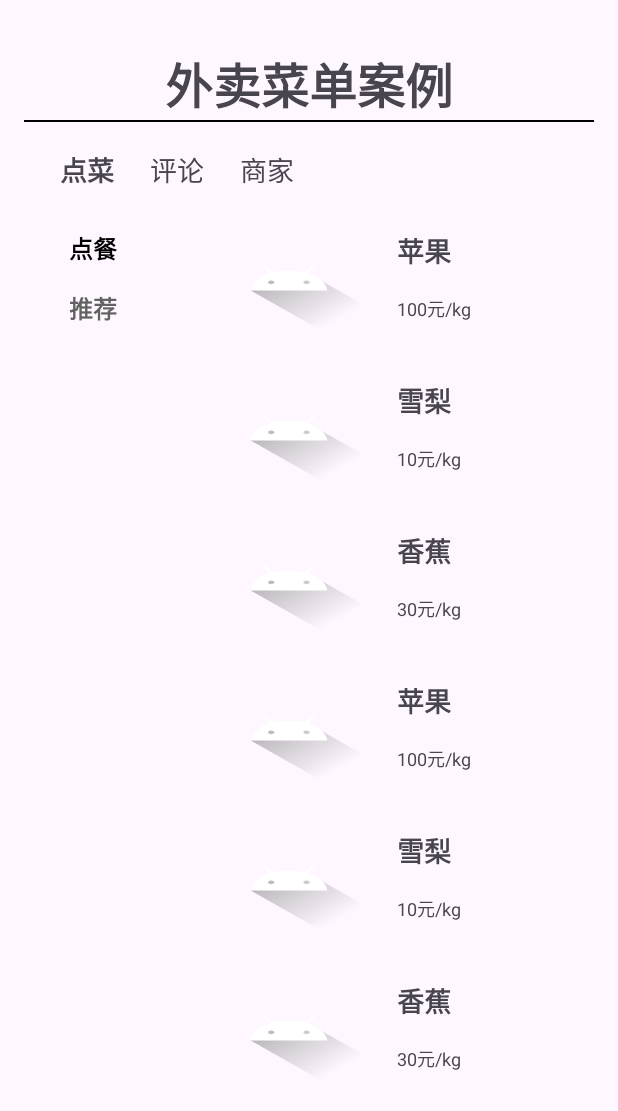
After one commit to NOOB-P/Android_learning, an Android app built with Jetpack Compose: the Takeaway_menu screen opened directly, with no data from a screen before it, on a phone screen of 412 x 824 dp. The commit adds this screen. Shown: the top 1111 px of the screen. Run offline under Robolectric (Android 15) with nearby library versions, the phone set to English and light mode, and no system bars.

Commit message:
完成第四个案例外卖菜单（fragment的切换与应用）

```diff
--- a/app/src/main/AndroidManifest.xml
+++ b/app/src/main/AndroidManifest.xml
@@ -12,6 +12,9 @@
         android:supportsRtl="true"
         android:theme="@style/Theme.Android_leraning"
         tools:targetApi="31">
+        <activity
+            android:name=".Takeaway_menu"
+            android:exported="false" />
         <activity
             android:name=".News"
             android:exported="false" />
--- /dev/null
+++ b/app/src/main/java/com/example/android_leraning/GoodsBean.java
@@ -0,0 +1,12 @@
+package com.example.android_leraning;
+
+public class GoodsBean {
+    public String name;
+    public String price;
+    int pic;
+    GoodsBean(String name, String price, int pic){
+            this.name = name;
+            this.price = price;
+            this.pic = pic;
+    }
+}
--- a/app/src/main/java/com/example/android_leraning/MainActivity.java
+++ b/app/src/main/java/com/example/android_leraning/MainActivity.java
@@ -25,6 +25,9 @@ public class MainActivity extends AppCompatActivity implements View.OnClickListe
         binding.BtnRegister.setOnClickListener(this);
         binding.BtnNews.setOnClickListener(this);
         binding.BtnStore.setOnClickListener(this);
+        binding.BtnTakeawayMenu.setOnClickListener(this);
+        binding.BtnAccountSave.setOnClickListener(this);
+        binding.BtnCantactQuery.setOnClickListener(this);
     }
 
     @Override
@@ -39,6 +42,13 @@ public class MainActivity extends AppCompatActivity implements View.OnClickListe
         }else if(view.getId() == R.id.Btn_news){
             Intent intent = new Intent(this, News.class);
             startActivity(intent);
+        }else if(view.getId() == R.id.Btn_takeaway_menu){
+            Intent intent = new Intent(this, Takeaway_menu.class);
+            startActivity(intent);
+        }else if(view.getId() == R.id.Btn_account_save){
+
+        }else if(view.getId() == R.id.Btn_cantact_query){
+
         }
     }
 }
--- /dev/null
+++ b/app/src/main/java/com/example/android_leraning/Takeaway_menu.java
@@ -0,0 +1,86 @@
+package com.example.android_leraning;
+
+import android.annotation.SuppressLint;
+import android.graphics.Color;
+import android.graphics.ColorSpace;
+import android.os.Bundle;
+import android.view.View;
+import android.view.ViewGroup;
+
+import androidx.activity.EdgeToEdge;
+import androidx.annotation.NonNull;
+import androidx.appcompat.app.AppCompatActivity;
+import androidx.compose.ui.graphics.colorspace.Rgb;
+import androidx.core.graphics.Insets;
+import androidx.core.view.ViewCompat;
+import androidx.core.view.WindowInsetsCompat;
+import androidx.fragment.app.Fragment;
+import androidx.fragment.app.FragmentManager;
+import androidx.fragment.app.FragmentTransaction;
+import androidx.recyclerview.widget.RecyclerView;
+
+import com.example.android_leraning.databinding.ActivityTakeawayMenuBinding;
+
+import java.util.ArrayList;
+import java.util.List;
+
+public class Takeaway_menu extends AppCompatActivity {
+
+    List<GoodsBean> list_goods1 = new ArrayList<>();
+    List<GoodsBean> list_goods2 = new ArrayList<>();
+    ActivityTakeawayMenuBinding binding;
+
+    @Override
+    protected void onCreate(Bundle savedInstanceState) {
+        super.onCreate(savedInstanceState);
+        binding = ActivityTakeawayMenuBinding.inflate(getLayoutInflater());
+        setContentView(binding.getRoot());
+        init();
+        clickEvent();
+    }
+
+    public void init(){
+        list_goods1.add(new GoodsBean("苹果", "100元/kg", R.drawable.ic_launcher_foreground));
+        list_goods1.add(new GoodsBean("雪梨", "10元/kg", R.drawable.ic_launcher_foreground));
+        list_goods1.add(new GoodsBean("香蕉", "30元/kg", R.drawable.ic_launcher_foreground));
+        list_goods1.add(new GoodsBean("苹果", "100元/kg", R.drawable.ic_launcher_foreground));
+        list_goods1.add(new GoodsBean("雪梨", "10元/kg", R.drawable.ic_launcher_foreground));
+        list_goods1.add(new GoodsBean("香蕉", "30元/kg", R.drawable.ic_launcher_foreground));
+
+        list_goods2.add(new GoodsBean("菠萝", "60元/kg", R.drawable.ic_launcher_foreground));
+        list_goods2.add(new GoodsBean("西瓜", "70元/kg", R.drawable.ic_launcher_foreground));
+        list_goods2.add(new GoodsBean("冬瓜", "20元/kg", R.drawable.ic_launcher_foreground));
+        list_goods2.add(new GoodsBean("菠萝", "60元/kg", R.drawable.ic_launcher_foreground));
+        list_goods2.add(new GoodsBean("西瓜", "70元/kg", R.drawable.ic_launcher_foreground));
+        list_goods2.add(new GoodsBean("冬瓜", "20元/kg", R.drawable.ic_launcher_foreground));
+        list_goods2.add(new GoodsBean("菠萝", "60元/kg", R.drawable.ic_launcher_foreground));
+        list_goods2.add(new GoodsBean("西瓜", "70元/kg", R.drawable.ic_launcher_foreground));
+        list_goods2.add(new GoodsBean("冬瓜", "20元/kg", R.drawable.ic_launcher_foreground));
+        list_goods2.add(new GoodsBean("菠萝", "60元/kg", R.drawable.ic_launcher_foreground));
+        list_goods2.add(new GoodsBean("西瓜", "70元/kg", R.drawable.ic_launcher_foreground));
+        list_goods2.add(new GoodsBean("冬瓜", "20元/kg", R.drawable.ic_launcher_foreground));
+    }
+
+    @SuppressLint("ResourceAsColor")
+    public void clickEvent(){
+        binding.tvOrder.setOnClickListener(view -> {
+            switchFragment(list_goods1);
+            binding.tvOrder.setTextColor(Color.rgb(0, 0,0));
+            binding.tvRecommend.setTextColor(Color.rgb(0x63, 0x63,0x63));
+        });
+        binding.tvRecommend.setOnClickListener(view -> {
+            switchFragment(list_goods2);
+            binding.tvOrder.setTextColor(Color.rgb(0x63, 0x63,0x63));
+            binding.tvRecommend.setTextColor(Color.rgb(0, 0,0));
+        });
+        switchFragment(list_goods1);
+    }
+
+    public void switchFragment(List<GoodsBean> list){
+        FragmentManager fragmentManager = getSupportFragmentManager();
+        FragmentTransaction fragmentTransaction = fragmentManager.beginTransaction();
+        right_fragment rightFragment = new right_fragment(list);
+        fragmentTransaction.replace(binding.fragmentRight.getId(), rightFragment);
+        fragmentTransaction.commit();
+    }
+}
--- /dev/null
+++ b/app/src/main/java/com/example/android_leraning/right_fragment.java
@@ -0,0 +1,76 @@
+package com.example.android_leraning;
+
+import android.os.Bundle;
+import android.view.LayoutInflater;
+import android.view.View;
+import android.view.ViewGroup;
+
+import androidx.annotation.NonNull;
+import androidx.annotation.Nullable;
+import androidx.fragment.app.Fragment;
+import androidx.recyclerview.widget.LinearLayoutManager;
+import androidx.recyclerview.widget.RecyclerView;
+
+import com.example.android_leraning.databinding.RightLayoutBinding;
+import com.example.android_leraning.databinding.ShopItemBinding;
+
+import java.util.List;
+
+public class right_fragment extends Fragment {
+
+
+    RightLayoutBinding binding;
+    List<GoodsBean> list;
+    public right_fragment(List<GoodsBean> list){
+        this.list = list;
+    }
+    @Override
+    public void onCreate(@Nullable Bundle savedInstanceState) {
+        super.onCreate(savedInstanceState);
+        binding = RightLayoutBinding.inflate(getLayoutInflater());
+    }
+
+    @Nullable
+    @Override
+    public View onCreateView(@NonNull LayoutInflater inflater, @Nullable ViewGroup container, @Nullable Bundle savedInstanceState) {
+        MyAdapter adapter = new MyAdapter(list);
+        binding.rvGoodsList.setLayoutManager(new LinearLayoutManager(container.getContext()));
+        binding.rvGoodsList.setAdapter(adapter);
+        return binding.getRoot();
+    }
+
+    static class MyAdapter extends RecyclerView.Adapter<MyAdapter.MyHolder>{
+        List<GoodsBean> list;
+        public MyAdapter(List<GoodsBean> list){
+            this.list = list;
+        }
+
+        @NonNull
+        @Override
+        public MyAdapter.MyHolder onCreateViewHolder(@NonNull ViewGroup parent, int viewType) {
+            LayoutInflater inflater = LayoutInflater.from(parent.getContext());
+            ShopItemBinding binding = ShopItemBinding.inflate(inflater, parent, false);
+            return new MyHolder(binding);
+        }
+
+        @Override
+        public void onBindViewHolder(@NonNull MyAdapter.MyHolder holder, int position) {
+            holder.binding.txtShopName.setText(list.get(position).name);
+            holder.binding.txtShopPrice.setText(list.get(position).price);
+            holder.binding.ivShop.setBackgroundResource(list.get(position).pic);
+        }
+
+        @Override
+        public int getItemCount() {
+            return list.size();
+        }
+
+        public static class MyHolder extends RecyclerView.ViewHolder{
+            ShopItemBinding binding;
+            public MyHolder(@NonNull ShopItemBinding binding) {
+                super(binding.getRoot());
+                this.binding = binding;
+            }
+        }
+    }
+}
--- a/app/src/main/res/layout/activity_main.xml
+++ b/app/src/main/res/layout/activity_main.xml
@@ -58,7 +58,29 @@
 
             <TableRow
                 android:layout_width="match_parent"
-                android:layout_height="match_parent" />
+                android:layout_height="match_parent" >
+
+                <Button
+                    android:id="@+id/Btn_takeaway_menu"
+                    android:layout_width="0dp"
+                    android:layout_weight="1"
+                    android:layout_height="wrap_content"
+                    android:text="外卖菜单" />
+
+                <Button
+                    android:id="@+id/Btn_account_save"
+                    android:layout_width="0dp"
+                    android:layout_weight="1"
+                    android:layout_height="wrap_content"
+                    android:text="账号存储" />
+
+                <Button
+                    android:id="@+id/Btn_cantact_query"
+                    android:layout_width="0dp"
+                    android:layout_weight="1"
+                    android:layout_height="wrap_content"
+                    android:text="通讯录查询" />
+            </TableRow>
 
             <TableRow
                 android:layout_width="match_parent"
--- a/app/src/main/res/layout/activity_register.xml
+++ b/app/src/main/res/layout/activity_register.xml
@@ -14,7 +14,6 @@
         android:orientation="vertical">
 
         <TextView
-            android:id="@+id/textView2"
             android:layout_width="match_parent"
             android:layout_height="wrap_content"
             android:layout_marginTop="32dp"
--- /dev/null
+++ b/app/src/main/res/layout/activity_takeaway_menu.xml
@@ -0,0 +1,94 @@
+<?xml version="1.0" encoding="utf-8"?>
+<androidx.constraintlayout.widget.ConstraintLayout xmlns:android="http://schemas.android.com/apk/res/android"
+    xmlns:app="http://schemas.android.com/apk/res-auto"
+    xmlns:tools="http://schemas.android.com/tools"
+    android:id="@+id/main"
+    android:layout_width="match_parent"
+    android:layout_height="match_parent"
+    tools:context=".Takeaway_menu">
+
+    <LinearLayout
+        android:layout_marginHorizontal="16dp"
+        android:layout_width="match_parent"
+        android:layout_height="match_parent"
+        android:orientation="vertical">
+        <TextView
+            android:layout_width="match_parent"
+            android:layout_height="wrap_content"
+            android:layout_marginTop="32dp"
+            android:textStyle="bold"
+            android:textSize="32sp"
+            android:gravity="center"
+            android:text="外卖菜单案例"/>
+        <View style="@style/hline"/>
+        <LinearLayout
+            android:layout_marginTop="8dp"
+            android:layout_width="match_parent"
+            android:layout_height="40dp"
+            android:orientation="horizontal">
+
+            <TextView
+                style="@style/tvNavigationBarStyle"
+                android:layout_width="wrap_content"
+                android:layout_height="wrap_content"
+                android:textStyle="bold"
+                android:text="点菜" />
+
+            <TextView
+                style="@style/tvNavigationBarStyle"
+                android:layout_width="wrap_content"
+                android:layout_height="wrap_content"
+                android:text="评论" />
+
+            <TextView
+                style="@style/tvNavigationBarStyle"
+                android:layout_width="wrap_content"
+                android:layout_height="wrap_content"
+                android:text="商家" />
+        </LinearLayout>
+
+        <LinearLayout
+            android:layout_marginTop="8dp"
+            android:layout_width="match_parent"
+            android:layout_height="match_parent"
+            android:orientation="horizontal">
+
+            <LinearLayout
+                android:layout_width="0dp"
+                android:layout_weight="1"
+                android:orientation="vertical"
+                android:layout_height="match_parent">
+                <TextView
+                    style="@style/tvLeftStyle"
+                    android:id="@+id/tv_order"
+                    android:clickable="true"
+                    android:textColor="@color/black"
+                    android:layout_marginTop="16dp"
+                    android:layout_width="match_parent"
+                    android:layout_height="wrap_content"
+                    android:focusable="true"
+                    android:textStyle="bold"
+                    android:text="点餐" />
+
+                <TextView
+                    style="@style/tvLeftStyle"
+                    android:clickable="true"
+                    android:id="@+id/tv_recommend"
+                    android:layout_marginTop="16dp"
+                    android:layout_width="match_parent"
+                    android:layout_height="wrap_content"
+                    android:focusable="true"
+                    android:textStyle="bold"
+                    android:text="推荐" />
+            </LinearLayout>
+
+            <FrameLayout
+                android:id="@+id/fragment_right"
+                android:layout_marginStart="8dp"
+                android:layout_width="0dp"
+                android:layout_weight="3"
+                android:layout_height="match_parent">
+            </FrameLayout>
+        </LinearLayout>
+    </LinearLayout>
+</androidx.constraintlayout.widget.ConstraintLayout>
--- /dev/null
+++ b/app/src/main/res/layout/left_layout.xml
@@ -0,0 +1,7 @@
+<?xml version="1.0" encoding="utf-8"?>
+<androidx.constraintlayout.widget.ConstraintLayout xmlns:android="http://schemas.android.com/apk/res/android"
+    android:layout_width="match_parent"
+    android:layout_height="match_parent">
+
+
+</androidx.constraintlayout.widget.ConstraintLayout>
--- /dev/null
+++ b/app/src/main/res/layout/right_layout.xml
@@ -0,0 +1,16 @@
+<?xml version="1.0" encoding="utf-8"?>
+<androidx.constraintlayout.widget.ConstraintLayout xmlns:android="http://schemas.android.com/apk/res/android"
+    android:layout_width="match_parent"
+    android:layout_height="match_parent">
+
+    <LinearLayout
+        android:layout_width="match_parent"
+        android:layout_height="match_parent"
+        android:orientation="vertical">
+
+        <androidx.recyclerview.widget.RecyclerView
+            android:id="@+id/rv_goods_list"
+            android:layout_width="match_parent"
+            android:layout_height="match_parent" />
+    </LinearLayout>
+</androidx.constraintlayout.widget.ConstraintLayout>
--- a/app/src/main/res/layout/shop_item.xml
+++ b/app/src/main/res/layout/shop_item.xml
@@ -8,7 +8,6 @@
         android:id="@+id/iv_shop"
         android:layout_width="120dp"
         android:layout_height="90dp"
-        android:src="@drawable/ic_launcher_foreground"
         android:layout_centerVertical="true"/>
 
     <LinearLayout
--- a/app/src/main/res/values/colors.xml
+++ b/app/src/main/res/values/colors.xml
@@ -2,4 +2,6 @@
 <resources>
     <color name="black">#FF000000</color>
     <color name="white">#FFFFFFFF</color>
+    <color name="gray">#f7f8f9</color>
+    <color name="dark_gray">#626262</color>
 </resources>
--- a/app/src/main/res/values/styles.xml
+++ b/app/src/main/res/values/styles.xml
@@ -10,4 +10,20 @@
         <item name="android:layout_height">match_parent</item>
         <item name="android:background">@color/black</item>
     </style>
+    <style name="tvLeftStyle">
+        <item name="android:layout_width">100dp</item>
+        <item name="android:layout_height">40dp</item>
+        <item name="android:gravity">center</item>
+        <item name="android:textColor">@color/dark_gray</item>
+        <item name="android:textSize">16sp</item>
+    </style>
+    <style name="tvNavigationBarStyle">
+        <item name="android:layout_gravity">center_vertical</item>
+        <item name="android:gravity">center_vertical</item>
+        <item name="android:layout_width">wrap_content</item>
+        <item name="android:layout_height">wrap_content</item>
+        <item name="android:layout_marginLeft">24dp</item>
+        <item name="android:layout_marginTop">4dp</item>
+        <item name="android:textSize">18sp</item>
+    </style>
 </resources>
```
